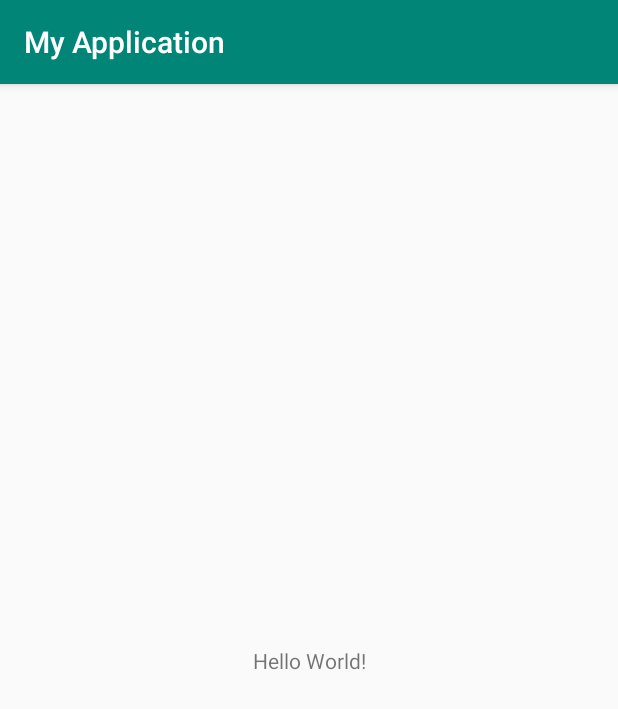
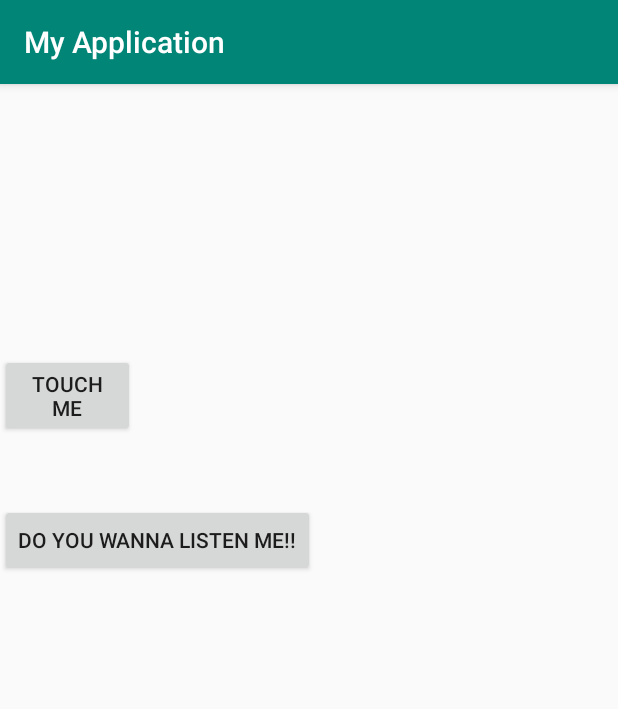
Before and after one commit to Shreyjain203/Stringo, an Android app: the screen it shows after launch (MainActivity), on a phone screen of 412 x 824 dp. Shown: the top 709 px of the screen. Run offline under Robolectric (Android 15) with nearby library versions, the phone set to English and light mode, and no system bars.

Commit message:
a program that convert speech to text and he text to speech in chinese ascent

```diff
--- a/app/build.gradle
+++ b/app/build.gradle
@@ -25,4 +25,5 @@ dependencies {
     testImplementation 'junit:junit:4.12'
     androidTestImplementation 'com.android.support.test:runner:1.0.2'
     androidTestImplementation 'com.android.support.test.espresso:espresso-core:3.0.2'
+    implementation 'com.android.support:design:28.0.0'
 }
--- a/app/src/main/java/com/example/myapplication/MainActivity.java
+++ b/app/src/main/java/com/example/myapplication/MainActivity.java
@@ -1,13 +1,115 @@
 package com.example.myapplication;
 
+import android.content.Intent;
+import android.os.Bundle;
+import android.speech.RecognizerIntent;
+import android.speech.tts.TextToSpeech;
+import android.support.annotation.Nullable;
 import android.support.v7.app.AppCompatActivity;
-import android.os.Bundle;
+import android.view.View;
+import android.widget.Button;
+import android.widget.TextView;
+
+import java.util.ArrayList;
+import java.util.Locale;
 
 public class MainActivity extends AppCompatActivity {
+
+
+    private static final int REQ_CODE_SPEECH_INPUT=1000;
+    TextView textView;
+    Button button;
+    Button button2;
+    TextToSpeech speech;
+    String speaker;
 
     @Override
     protected void onCreate(Bundle savedInstanceState) {
         super.onCreate(savedInstanceState);
         setContentView(R.layout.activity_main);
+
+        textView = findViewById(R.id.textview);
+
+        button = (Button) findViewById(R.id.button);
+
+        speech = new TextToSpeech(getApplicationContext(), new TextToSpeech.OnInitListener() {
+            @Override
+            public void onInit(int status) {
+                if (status!= TextToSpeech.ERROR){
+                    speech.setLanguage(Locale.CHINESE);
+
+                }
+            }
+        });
+
+
+        button.setOnClickListener(new View.OnClickListener() {
+            @Override
+            public void onClick(View v) {
+                promptSpeechInput();
+            }
+        });
+
+
+
+        button2 = (Button)findViewById(R.id.button2);
+        button2.setOnClickListener(new View.OnClickListener() {
+            @Override
+            public void onClick(View v) {
+              spoke();
+            }
+        });
+
+
+
     }
-}
+
+    @Override
+    protected void onActivityResult(int requestCode, int resultCode, @Nullable Intent data) {
+        super.onActivityResult(requestCode, resultCode, data);
+
+
+
+        switch(requestCode){
+            case REQ_CODE_SPEECH_INPUT: {
+                if (resultCode == RESULT_OK && null != data) {
+
+                    //get array from voice intent
+                    ArrayList <String> result = data.getStringArrayListExtra(RecognizerIntent.EXTRA_RESULTS);
+                    //set to text view
+                    textView.setText(result.get(0));
+                    speaker = result.get(0);
+                }
+            }
+        }
+
+
+
+
+
+    }
+
+    private void promptSpeechInput(){
+
+        Intent intent = new Intent(RecognizerIntent.ACTION_RECOGNIZE_SPEECH);
+        intent.putExtra(RecognizerIntent.EXTRA_LANGUAGE_MODEL, RecognizerIntent.LANGUAGE_MODEL_FREE_FORM);
+        intent.putExtra(RecognizerIntent.EXTRA_LANGUAGE, Locale.getDefault());
+        intent.putExtra(RecognizerIntent.EXTRA_PROMPT,"hiiiiiiii");
+
+        try{ startActivityForResult(intent, REQ_CODE_SPEECH_INPUT);
+
+    }catch (Exception e) {
+
+        }
+
+        }
+
+
+
+    private void spoke() {
+
+        speech.speak(speaker, TextToSpeech.QUEUE_FLUSH, null);
+
+
+    }
+    }
--- a/app/src/main/java/com/example/myapplication/shrey.java
+++ /dev/null
@@ -1,4 +0,0 @@
-package com.example.myapplication;
-
-public class shrey {
-}
--- a/app/src/main/res/layout/activity_main.xml
+++ b/app/src/main/res/layout/activity_main.xml
@@ -1,18 +1,42 @@
 <?xml version="1.0" encoding="utf-8"?>
-<android.support.constraint.ConstraintLayout xmlns:android="http://schemas.android.com/apk/res/android"
+
+
+    <ScrollView xmlns:android="http://schemas.android.com/apk/res/android"
     xmlns:app="http://schemas.android.com/apk/res-auto"
     xmlns:tools="http://schemas.android.com/tools"
-    android:layout_width="match_parent"
-    android:layout_height="match_parent"
-    tools:context=".MainActivity">
+    tools:context=".MainActivity"
+        android:layout_width="fill_parent"
+        android:layout_height="fill_parent"
+        app:layout_constraintBottom_toBottomOf="parent"
+        app:layout_constraintEnd_toEndOf="parent"
+        app:layout_constraintTop_toTopOf="parent"
+        app:layout_constraintVertical_bias="0.587">
 
-    <TextView
-        android:layout_width="wrap_content"
-        android:layout_height="wrap_content"
-        android:text="Hello World!"
-        app:layout_constraintBottom_toBottomOf="parent"
-        app:layout_constraintLeft_toLeftOf="parent"
-        app:layout_constraintRight_toRightOf="parent"
-        app:layout_constraintTop_toTopOf="parent" />
 
-</android.support.constraint.ConstraintLayout>
+    <RelativeLayout
+        android:layout_width="fill_parent"
+        android:layout_height="wrap_content">
+<TextView
+    android:layout_width="wrap_content"
+    android:layout_height="wrap_content"
+    android:width="300dp"
+    android:id="@+id/textview"/>
+
+
+        <Button
+            android:id="@+id/button"
+            android:layout_marginTop="180dp"
+            android:layout_width="90dp"
+            android:layout_height="wrap_content"
+            android:text="touch me"/>
+
+        <Button
+            android:layout_width="wrap_content"
+            android:layout_marginTop="280dp"
+            android:id="@+id/button2"
+            android:layout_height="wrap_content"
+            android:text="do you wanna listen me!!"/>
+
+
+    </RelativeLayout>
+</ScrollView>
```
